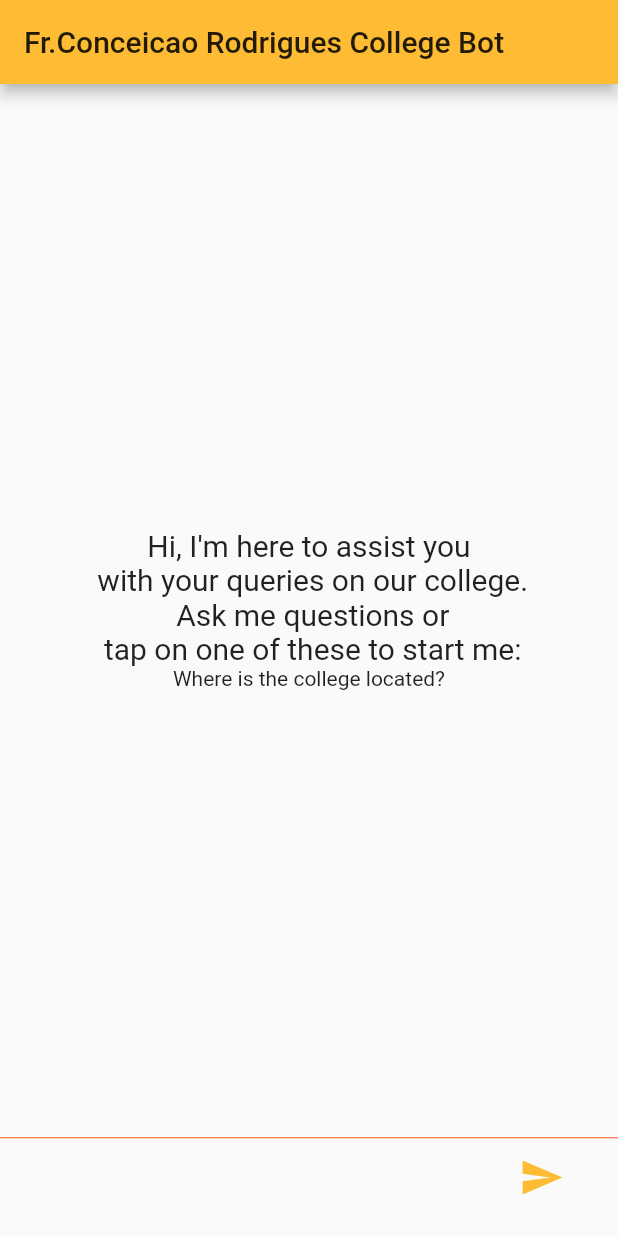
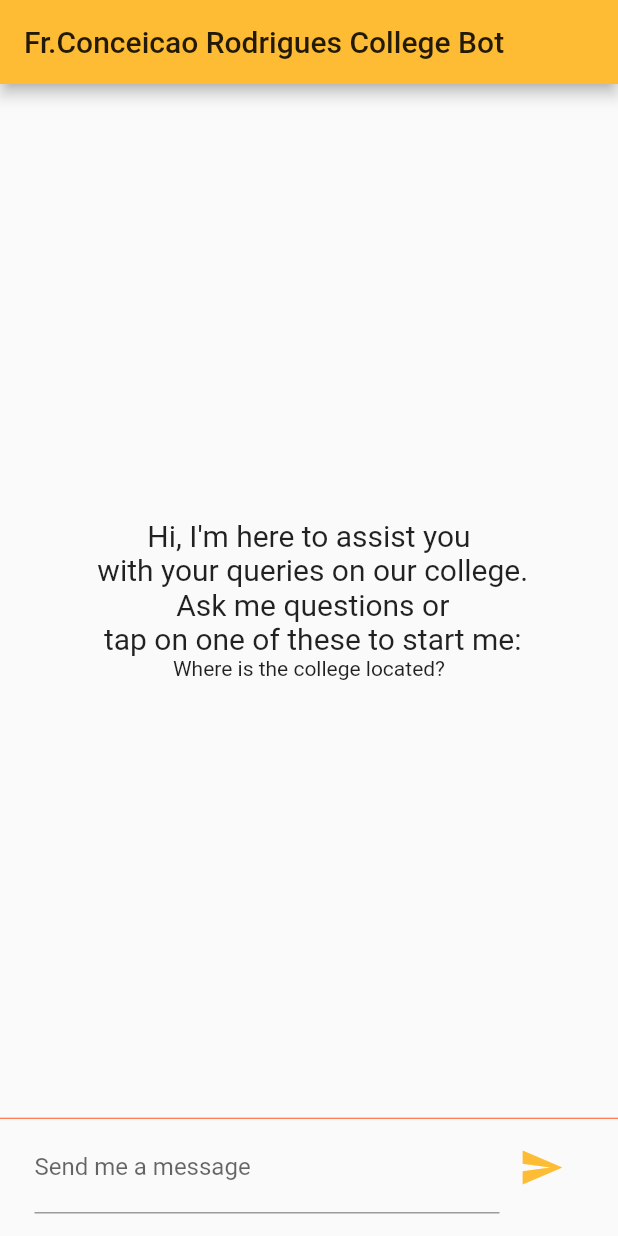
Before and after one commit to mithileshchellappan/uns_20_Misnomer_Duo, a Flutter app: the screen it shows after launch, after a tap on "OK", after a tap on "Where is the college located?", on a phone screen of 412 x 824 dp. Run offline on Flutter 3.47's test engine with Material 2 defaults, Android fonts, the phone set to English and light mode, and no system bars; our stand-ins replace bubble, firebase_auth, firebase_core; missing offline and left inert: flutter_dialogflow, flutter_link_preview, flutter_parsed_text, fzregex, pin_entry_text_field; accounts and stored records are empty; project files that could hold a hidden picture were left out.

Commit message:
Update chatPage.dart

```diff
--- a/lib/chatPage.dart
+++ b/lib/chatPage.dart
@@ -78,7 +78,7 @@ class _ChatPageState extends State<ChatPage> {
   List<Map> messsages = List();
   String startPageText =
       'Hi, I\'m here to assist you \n with your queries on our college. \n Ask me questions or \n tap on one of these to start me:';
-  String prompt1 = '';
+  String prompt1 = 'Ask me something.';
 
   @override
   Widget build(BuildContext context) {
@@ -116,7 +116,11 @@ class _ChatPageState extends State<ChatPage> {
                                       'Where is the college located?',
                                     ),
                                     onTap: () {
-                                      setState(() {});
+                                      setState(() {
+                                        prompt1 =
+                                            'Where is the college located?';
+                                        print("setstate - $prompt1");
+                                      });
                                     },
                                   )
                                 ],
@@ -142,8 +146,9 @@ class _ChatPageState extends State<ChatPage> {
                           Flexible(
                               child: TextFormField(
                             textCapitalization: TextCapitalization.sentences,
-                            controller: messageInsert,
-                            decoration: InputDecoration.collapsed(
+                            // controller: messageInsert,
+                            decoration: InputDecoration(
+                                labelText: "Send me a message",
                                 hintText: prompt1,
                                 hintStyle: TextStyle(
                                     fontWeight: FontWeight.bold,
```
